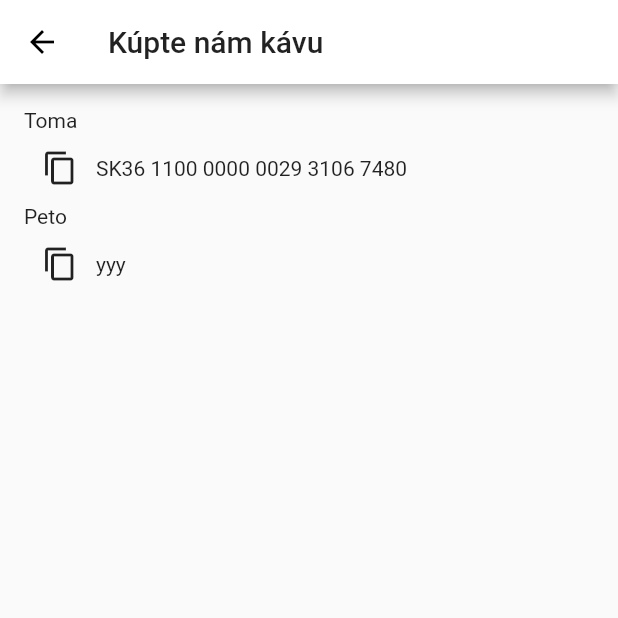
After one commit to ERNICommunity/erni-eats-fe, a Flutter app: the DonateRoute screen opened directly, on a phone screen of 412 x 824 dp, the top half of it. The commit adds this screen. Run offline on Flutter 3.47's test engine with Material 2 defaults, Android fonts, the phone set to English and light mode, and no system bars; our stand-ins replace shared_preferences; accounts and stored records are empty; network calls fail.

Commit message:
Add donate page

```diff
--- a/erni_eats_fe/lib/data/data.dart
+++ b/erni_eats_fe/lib/data/data.dart
@@ -97,3 +97,13 @@ class DailyMenuItemType {
   static const Soup = 'SOUP';
   static const MainDish = 'MAIN_DISH';
 }
+
+class Iban {
+  final String name;
+  final String iban;
+
+  Iban({
+    required this.name,
+    required this.iban,
+  });
+}
--- /dev/null
+++ b/erni_eats_fe/lib/pages/donate/donate.dart
@@ -0,0 +1,57 @@
+import 'package:erni_eats_fe/data/data.dart';
+import 'package:flutter/material.dart';
+import 'package:flutter/services.dart';
+
+class DonateRoute extends StatelessWidget {
+  @override
+  Widget build(BuildContext context) {
+    String _title = 'Kúpte nám kávu';
+    List<Iban> ibans = [
+      Iban(name: 'Toma', iban: 'SK36 1100 0000 0029 3106 7480'),
+      Iban(name: 'Peto', iban: 'yyy'),
+    ];
+
+    return Scaffold(
+      appBar: AppBar(title: Text(_title)),
+      body: Container(
+        padding: EdgeInsets.all(16.0),
+        child: Column(
+          crossAxisAlignment: CrossAxisAlignment.start,
+          children: List.generate(ibans.length, (index) {
+            return TextToCopy(
+                label: ibans[index].name, textToCopy: ibans[index].iban);
+          }),
+        ),
+      ),
+    );
+  }
+}
+
+class TextToCopy extends StatelessWidget {
+  String label = '';
+  String textToCopy = '';
+
+  TextToCopy({required this.label, required this.textToCopy});
+
+  @override
+  Widget build(BuildContext context) {
+    return Column(
+      crossAxisAlignment: CrossAxisAlignment.start,
+      children: [
+        Text(label),
+        Row(
+          children: [
+            GestureDetector(
+              child: IconButton(
+                icon: Icon(Icons.copy),
+                onPressed: () =>
+                    Clipboard.setData(ClipboardData(text: textToCopy)),
+              ),
+            ),
+            Text(textToCopy),
+          ],
+        ),
+      ],
+    );
+  }
+}
--- a/erni_eats_fe/lib/pages/github-links/github-links.dart
+++ b/erni_eats_fe/lib/pages/github-links/github-links.dart
@@ -2,7 +2,6 @@ import 'package:erni_eats_fe/utils/launch-url.dart';
 import 'package:flutter/material.dart';
 
 class GithubLinksRoute extends StatelessWidget {
-
   @override
   Widget build(BuildContext context) {
     String _title = 'Linky na GitHub';
@@ -12,9 +11,10 @@ class GithubLinksRoute extends StatelessWidget {
     return Scaffold(
       appBar: AppBar(title: Text(_title)),
       body: Container(
+        alignment: Alignment.center,
         padding: new EdgeInsets.all(16.0),
         child: Column(
-          crossAxisAlignment: CrossAxisAlignment.start,
+          crossAxisAlignment: CrossAxisAlignment.center,
           children: [
             Padding(
               padding: const EdgeInsets.only(bottom: 8.0),
--- a/erni_eats_fe/lib/pages/home/widgets/sidebar.dart
+++ b/erni_eats_fe/lib/pages/home/widgets/sidebar.dart
@@ -1,4 +1,5 @@
 import 'package:erni_eats_fe/data/data.dart';
+import 'package:erni_eats_fe/pages/donate/donate.dart';
 import 'package:erni_eats_fe/pages/github-links/github-links.dart';
 import 'package:erni_eats_fe/service/http-service.dart';
 import 'package:flutter/cupertino.dart';
@@ -82,9 +83,7 @@ class _HomeSidebarWidgetState extends State<HomeSidebarWidget> {
                 ListTile(
                   leading: Icon(Icons.favorite, color: Colors.black54),
                   title: Text('Kúpte nám kávu'),
-                  onTap: () {
-                    // todo add donate feature
-                  },
+                  onTap: () => _navigateToDonatePage(context, 'Kúpte nám kávu'),
                 ),
                 ListTile(
                   leading: Icon(Icons.message, color: Colors.black54),
@@ -153,3 +152,10 @@ void _navigateToGitHubLinksPage(context) {
     MaterialPageRoute(builder: (context) => GithubLinksRoute()),
   );
 }
+
+void _navigateToDonatePage(context, title) {
+  Navigator.push(
+    context,
+    MaterialPageRoute(builder: (context) => DonateRoute()),
+  );
+}
```
